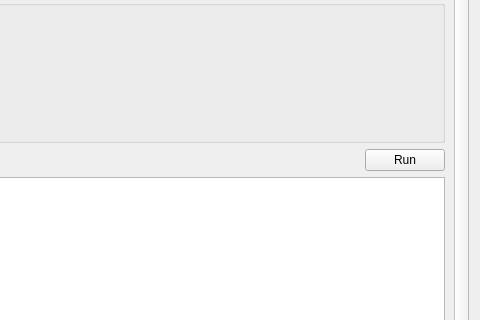
Before: the Qt Designer form eis_qgis_plugin/resources/ui/modeling/testing.ui in GispoCoding/eis_qgis_plugin, drawn with Qt 5; both pictures show x 194 to 674 and y 355 to 675 of the 674 by 805 pixel window.
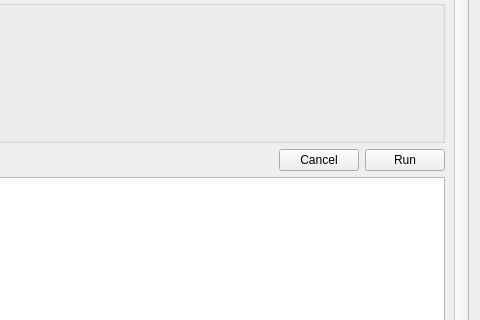
After: the same form once the commit is applied. Custom widgets are drawn as their Qt base class.

```diff
--- a/eis_qgis_plugin/resources/ui/modeling/testing.ui
+++ b/eis_qgis_plugin/resources/ui/modeling/testing.ui
@@ -342,6 +342,13 @@
              </property>
             </spacer>
            </item>
+           <item>
+            <widget class="QPushButton" name="cancel_testing_btn">
+             <property name="text">
+              <string>Cancel</string>
+             </property>
+            </widget>
+           </item>
            <item>
             <widget class="QPushButton" name="test_run_btn">
              <property name="text">
```
